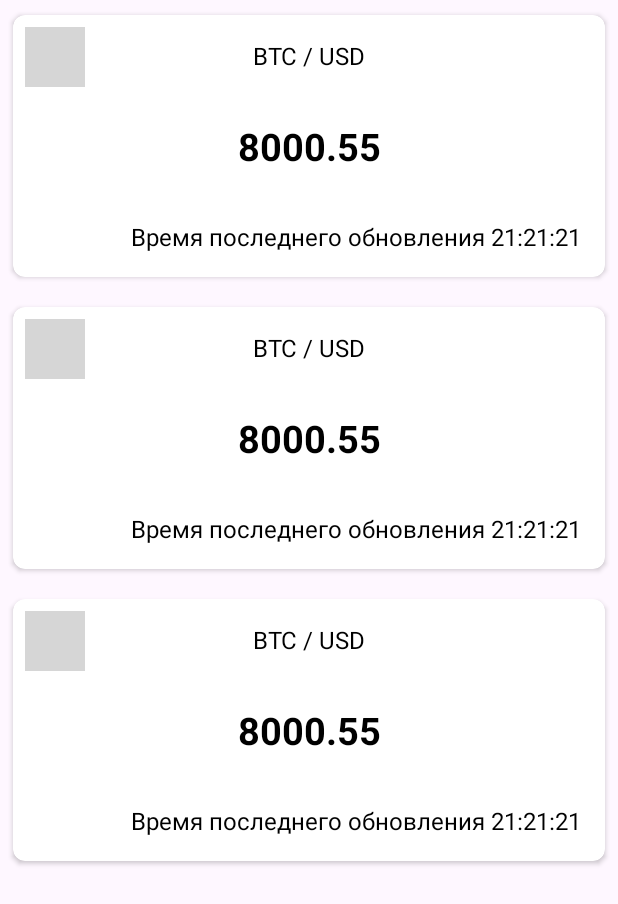
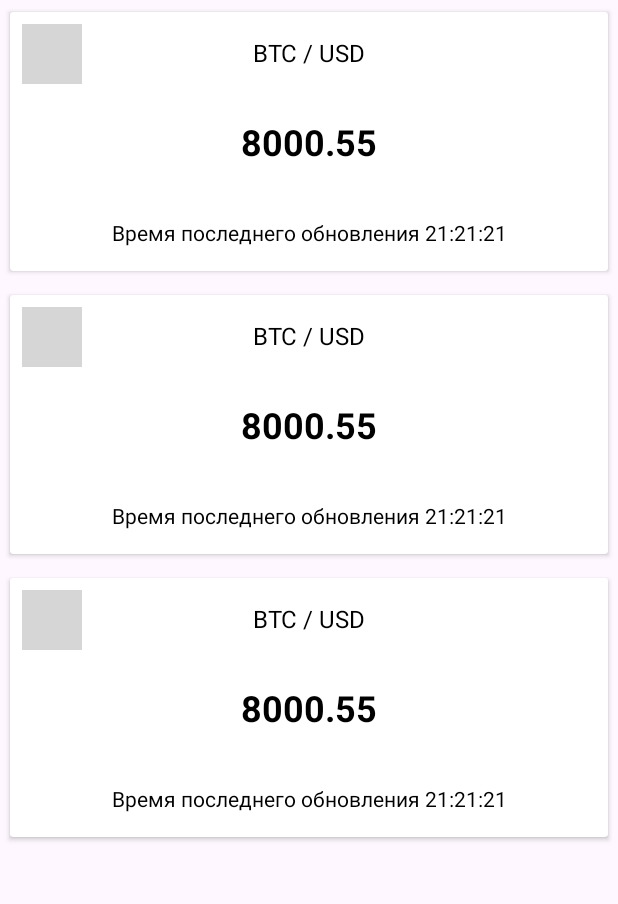
Before and after one commit to gunin-igor75/currency, an Android app: the layout activity_main.xml on its own in the app's theme, with its tools: preview values and no code run, on a phone screen of 412 x 824 dp. Shown: the top 904 px of the screen. Run offline under Robolectric (Android 15) with nearby library versions, the phone set to English and light mode, and no system bars; grey boxes are pictures that could not be loaded.

```diff
--- a/app/build.gradle
+++ b/app/build.gradle
@@ -61,6 +61,9 @@ dependencies {
     implementation "androidx.lifecycle:lifecycle-viewmodel-ktx:2.6.2"
     implementation 'com.squareup.picasso:picasso:2.8'
 
+    implementation 'com.google.dagger:dagger:2.48.1'
+    kapt 'com.google.dagger:dagger-compiler:2.48.1'
+
     testImplementation 'junit:junit:4.13.2'
     androidTestImplementation 'androidx.test.ext:junit:1.1.5'
     androidTestImplementation 'androidx.test.espresso:espresso-core:3.5.1'
--- a/app/src/main/java/com/github/gunin_igor75/crypto_app/data/network/ApiFactory.kt
+++ b/app/src/main/java/com/github/gunin_igor75/crypto_app/data/network/ApiFactory.kt
@@ -6,7 +6,6 @@ import retrofit2.converter.gson.GsonConverterFactory
 object ApiFactory {
 
     private const val BASE_URL = "https://min-api.cryptocompare.com/data/"
-    const val BASE_IMAGE_URL = "https://cryptocompare.com"
 
     private val retrofit = Retrofit.Builder()
         .baseUrl(BASE_URL)
--- a/app/src/main/java/com/github/gunin_igor75/crypto_app/data/repository/CoinInfoRepositoryDbImp.kt
+++ b/app/src/main/java/com/github/gunin_igor75/crypto_app/data/repository/CoinInfoRepositoryDbImp.kt
@@ -10,7 +10,7 @@ import com.github.gunin_igor75.crypto_app.domain.pojo.CoinInfo
 import com.github.gunin_igor75.crypto_app.domain.repository.CoinRepository
 import kotlinx.coroutines.delay
 
-class CoinInfoRepositoryDbImp(application: Application) : CoinRepository {
+class CoinInfoRepositoryDbImp (application: Application) : CoinRepository {
 
     private val appDao = AppDatabase.getInstance(application).appDao()
 
--- a/app/src/main/java/com/github/gunin_igor75/crypto_app/presentation/DetailsCoinActivity.kt
+++ b/app/src/main/java/com/github/gunin_igor75/crypto_app/presentation/DetailsCoinActivity.kt
@@ -19,11 +19,11 @@ class DetailsCoinActivity : AppCompatActivity() {
             return
         }
         if (savedInstanceState == null) {
-            launchMode(fSym)
+            launchFragment(fSym)
         }
     }
 
-    private fun launchMode(fSym: String) {
+    private fun launchFragment(fSym: String) {
         val fragment = CoinDetailsFragment.newInstanceCoinDetails(fSym)
         supportFragmentManager.beginTransaction()
             .replace(R.id.coin_details_container, fragment)
--- a/app/src/main/res/layout-land/activity_main.xml
+++ b/app/src/main/res/layout-land/activity_main.xml
@@ -11,7 +11,7 @@
         <androidx.recyclerview.widget.RecyclerView
             android:id="@+id/recyclerViewCoins"
             android:layout_width="0dp"
-            android:layout_height="0dp"
+            android:layout_height="match_parent"
             app:layoutManager="androidx.recyclerview.widget.LinearLayoutManager"
             app:layout_constraintBottom_toBottomOf="parent"
             app:layout_constraintEnd_toStartOf="@+id/gl_middle"
@@ -26,18 +26,13 @@
             android:orientation="vertical"
             app:layout_constraintGuide_percent="0.5" />
 
-        <ScrollView
+        <androidx.fragment.app.FragmentContainerView
+            android:id="@+id/fcv_coin_details"
             android:layout_width="0dp"
             android:layout_height="match_parent"
             app:layout_constraintEnd_toEndOf="parent"
-            app:layout_constraintStart_toEndOf="@+id/gl_middle">
-
-            <androidx.fragment.app.FragmentContainerView
-                android:id="@+id/fcv_coin_details"
-                android:layout_width="match_parent"
-                android:layout_height="wrap_content"
-                tools:layout="@layout/fragment_coin_details" />
-        </ScrollView>
+            app:layout_constraintStart_toStartOf="@+id/gl_middle"
+            tools:layout="@layout/fragment_coin_details" />
 
 
     </androidx.constraintlayout.widget.ConstraintLayout>
--- a/app/src/main/res/layout/item_coin.xml
+++ b/app/src/main/res/layout/item_coin.xml
@@ -7,7 +7,6 @@
         android:layout_width="match_parent"
         android:layout_height="wrap_content"
         android:layout_margin="4dp"
-        app:cardCornerRadius="8dp"
         app:cardUseCompatPadding="true">
 
         <androidx.constraintlayout.widget.ConstraintLayout
@@ -21,6 +20,7 @@
                 android:padding="16dp"
                 android:textColor="@color/black"
                 android:textSize="16sp"
+                app:layout_constraintBottom_toTopOf="@+id/textViewCoinCost"
                 app:layout_constraintEnd_toEndOf="parent"
                 app:layout_constraintStart_toStartOf="parent"
                 app:layout_constraintTop_toTopOf="parent"
@@ -32,12 +32,12 @@
                 android:layout_height="wrap_content"
                 android:padding="16dp"
                 android:textColor="@color/black"
-                android:textSize="25sp"
+                android:textSize="24sp"
                 android:textStyle="bold"
-
+                app:layout_constraintBottom_toBottomOf="parent"
                 app:layout_constraintEnd_toEndOf="parent"
                 app:layout_constraintStart_toStartOf="parent"
-                app:layout_constraintTop_toBottomOf="@+id/textViewCoinName"
+                app:layout_constraintTop_toTopOf="parent"
                 tools:text="8000.55" />
 
             <TextView
@@ -46,9 +46,10 @@
                 android:layout_height="wrap_content"
                 android:padding="16dp"
                 android:textColor="@color/black"
-                android:textSize="16sp"
+                android:textSize="14sp"
+                app:layout_constraintStart_toStartOf="parent"
                 app:layout_constraintEnd_toEndOf="parent"
-                app:layout_constraintTop_toBottomOf="@+id/textViewCoinCost"
+                app:layout_constraintBottom_toBottomOf="parent"
                 tools:text="Время последнего обновления 21:21:21" />
 
             <ImageView
--- a/app/src/main/res/values/themes.xml
+++ b/app/src/main/res/values/themes.xml
@@ -1,6 +1,6 @@
 <resources xmlns:tools="http://schemas.android.com/tools">
     <!-- Base application theme. -->
-    <style name="Base.Theme.Crypto_app" parent="Theme.Material3.DayNight">
+    <style name="Base.Theme.Crypto_app" parent="Theme.Material3.Light.NoActionBar">
         <!-- Customize your light theme here. -->
         <!-- <item name="colorPrimary">@color/my_light_primary</item> -->
     </style>
```
Also changed, not shown: app/src/main/java/com/github/gunin_igor75/crypto_app/presentation/CoinDetailsFragment.kt (+19 -16 lines), app/src/main/java/com/github/gunin_igor75/crypto_app/presentation/MainActivity.kt (+5 -4 lines), app/src/main/res/layout/fragment_coin_details.xml (+6 -7 lines).
